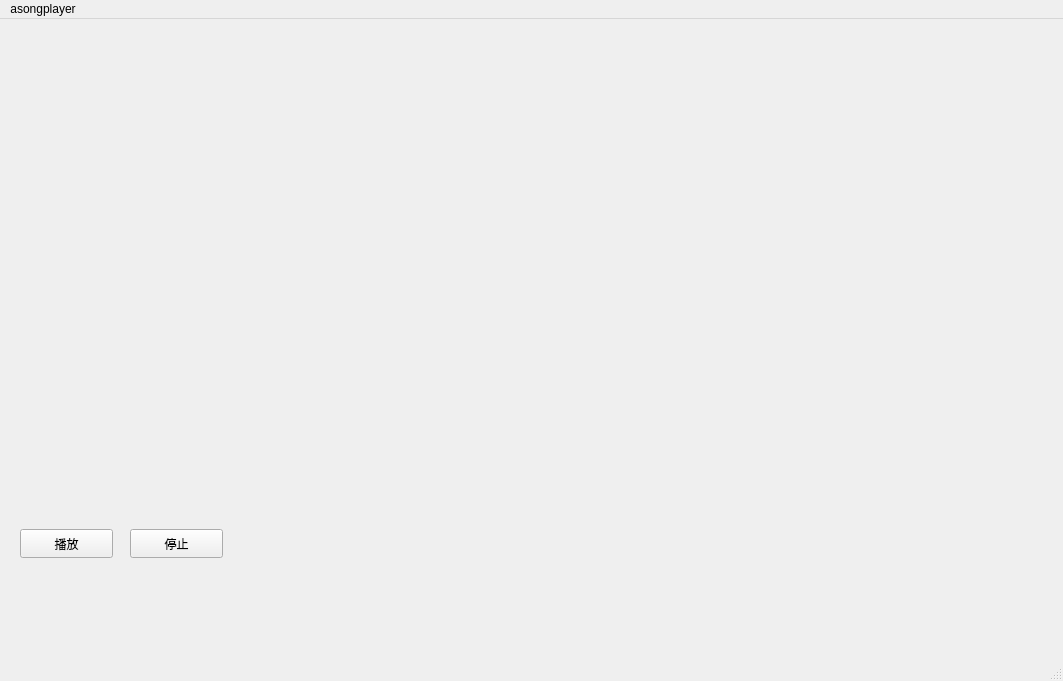
Old version of the form mainwindow.ui in the repository scut-201930340437/ASongPlayer.
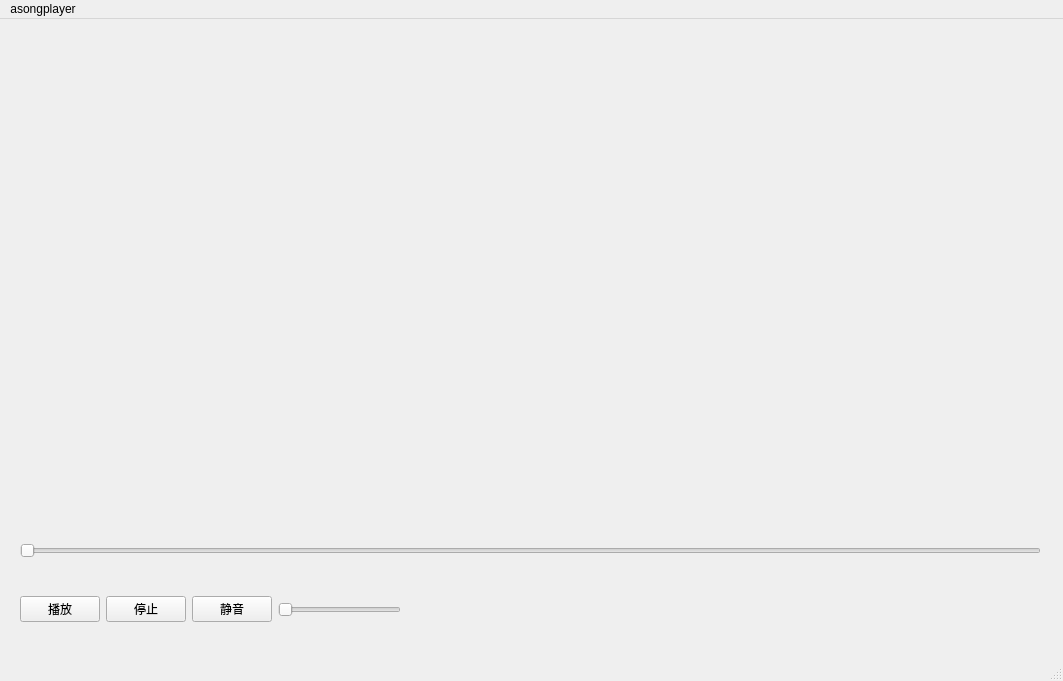
New version of the form.

Patch:
```diff
--- a/mainwindow.ui
+++ b/mainwindow.ui
@@ -18,57 +18,70 @@
     <property name="geometry">
      <rect>
       <x>10</x>
-      <y>450</y>
-      <width>1041</width>
-      <height>31</height>
+      <y>10</y>
+      <width>1011</width>
+      <height>431</height>
      </rect>
     </property>
    </widget>
    <widget class="QWidget" name="ctrl_widget" native="true">
     <property name="geometry">
      <rect>
-      <x>10</x>
-      <y>490</y>
-      <width>1041</width>
-      <height>91</height>
+      <x>20</x>
+      <y>520</y>
+      <width>1021</width>
+      <height>24</height>
      </rect>
     </property>
+    <layout class="QVBoxLayout" name="verticalLayout">
+     <item>
+      <widget class="QSlider" name="position_ctrl">
+       <property name="orientation">
+        <enum>Qt::Horizontal</enum>
+       </property>
+      </widget>
+     </item>
+    </layout>
+   </widget>
+   <widget class="QWidget" name="horizontalLayoutWidget">
+    <property name="geometry">
+     <rect>
+      <x>20</x>
+      <y>560</y>
+      <width>381</width>
+      <height>61</height>
+     </rect>
+    </property>
+    <layout class="QHBoxLayout" name="horizontalLayout">
+     <item>
     <widget class="QPushButton" name="play_button">
-     <property name="geometry">
-      <rect>
-       <x>10</x>
-       <y>20</y>
-       <width>93</width>
-       <height>29</height>
-      </rect>
-     </property>
      <property name="text">
       <string>播放</string>
      </property>
     </widget>
+     </item>
+     <item>
     <widget class="QPushButton" name="stop_button">
-     <property name="geometry">
-      <rect>
-       <x>120</x>
-       <y>20</y>
-       <width>93</width>
-       <height>29</height>
-      </rect>
-     </property>
      <property name="text">
       <string>停止</string>
      </property>
     </widget>
-   </widget>
-   <widget class="QWidget" name="play_widget" native="true">
-    <property name="geometry">
-     <rect>
-      <x>40</x>
-      <y>20</y>
-      <width>1011</width>
-      <height>431</height>
-     </rect>
-    </property>
+     </item>
+     <item>
+      <widget class="QPushButton" name="mute_button">
+       <property name="text">
+        <string>静音</string>
+       </property>
+      </widget>
+     </item>
+     <item>
+      <widget class="QSlider" name="volume_ctrl">
+       <property name="orientation">
+        <enum>Qt::Horizontal</enum>
+       </property>
+      </widget>
+     </item>
+    </layout>
    </widget>
   </widget>
   <widget class="QMenuBar" name="menubar">
```
Left out of the diff: 4 changed lines with no effect on the pictures. Lines whose indentation alone changed are shown as unchanged.
